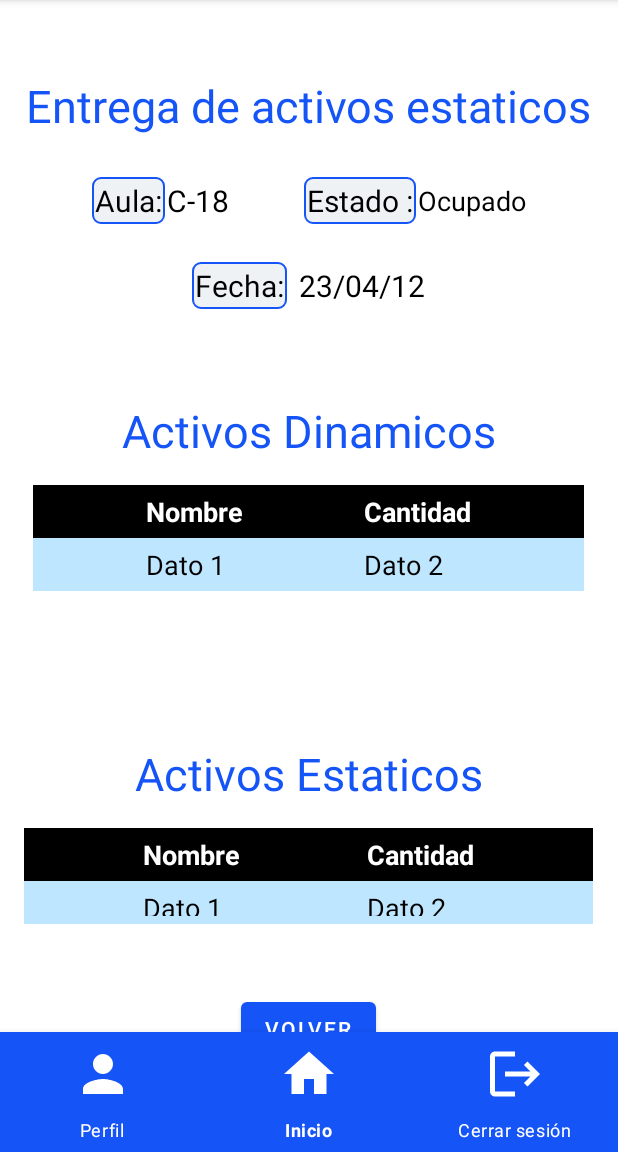
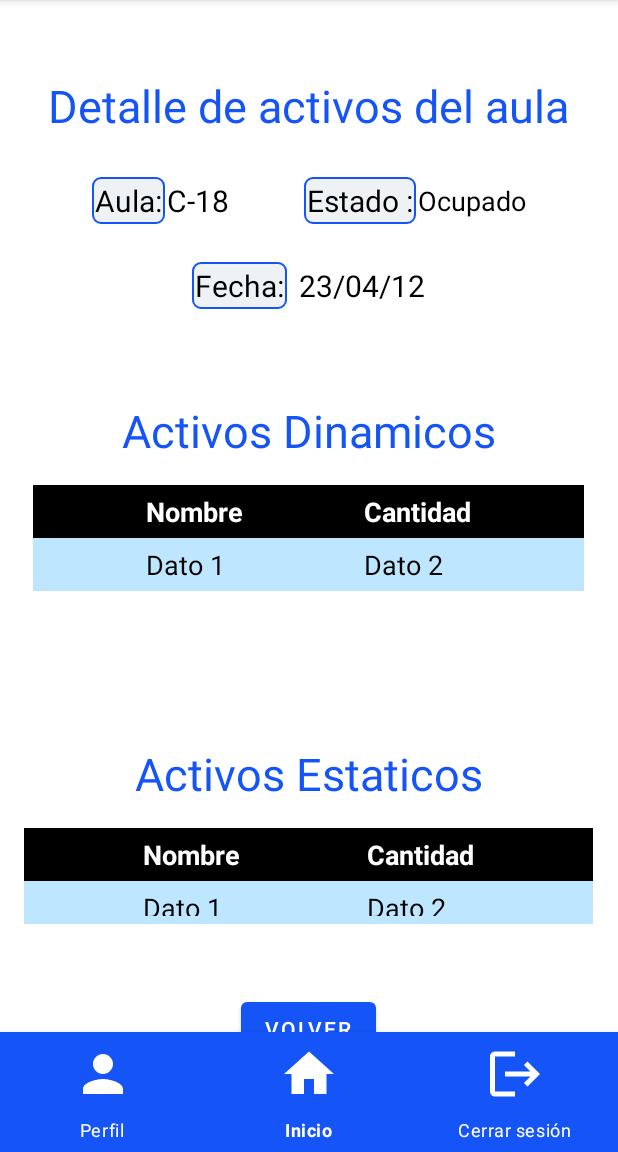
Before and after one commit to Fezk3/frontend-mov-siua-xray, an Android app: the ClassroomViewFragment screen opened through its navigation route, on a phone screen of 412 x 824 dp, the part 84-1236 px from its top. Run offline under Robolectric (Android 15) with nearby library versions, the phone set to English and light mode, and no system bars; our stand-ins replace navigation-ui.

Commit message:
arreglo en la navegacion

```diff
--- a/app/src/main/java/com/example/uniactivos/PasswordChange.kt
+++ b/app/src/main/java/com/example/uniactivos/PasswordChange.kt
@@ -17,7 +17,7 @@ private const val ARG_PARAM2 = "param2"
  * Use the [PasswordChange.newInstance] factory method to
  * create an instance of this fragment.
  */
-class PasswordChange : Fragment(R.layout.fragment_pending_assets) {
+class PasswordChange : Fragment(R.layout.fragment_password_change) {
     override fun onViewCreated(view: View, savedInstanceState: Bundle?) {
         super.onViewCreated(view, savedInstanceState)
 
--- a/app/src/main/java/com/example/uniactivos/Profile.kt
+++ b/app/src/main/java/com/example/uniactivos/Profile.kt
@@ -17,7 +17,7 @@ private const val ARG_PARAM2 = "param2"
  * Use the [Profile.newInstance] factory method to
  * create an instance of this fragment.
  */
-class Profile : Fragment(R.layout.fragment_pending_assets) {
+class Profile : Fragment(R.layout.fragment_profile) {
     override fun onViewCreated(view: View, savedInstanceState: Bundle?) {
         super.onViewCreated(view, savedInstanceState)
 
--- a/app/src/main/res/values/strings.xml
+++ b/app/src/main/res/values/strings.xml
@@ -41,7 +41,7 @@
     <string name="subtitle_rol">Rol:</string>
     <!--Classroom view -->
     <string name="subtitle_aula">Aula:</string>
-    <string name="title_principal">Entrega de activos estaticos</string>
+    <string name="title_principal">Detalle de activos del aula</string>
     <string name="title_activosE">Activos Estaticos</string>
     <string name="title_activosD">Activos Dinamicos</string>
     <string name="subtitle_estado">Estado :</string>
```
